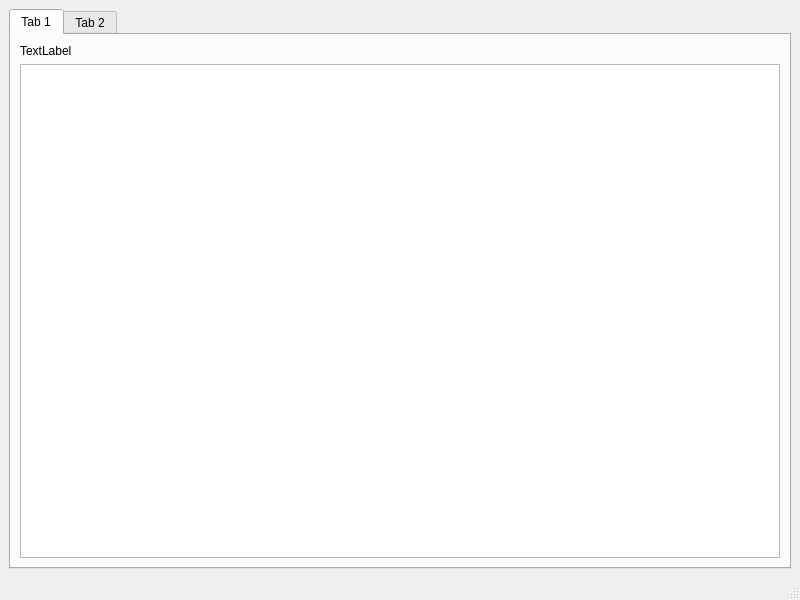
This is mainwindow.ui in a1473838623/learn_English as Qt 5 draws it before an edit. The edited form follows.
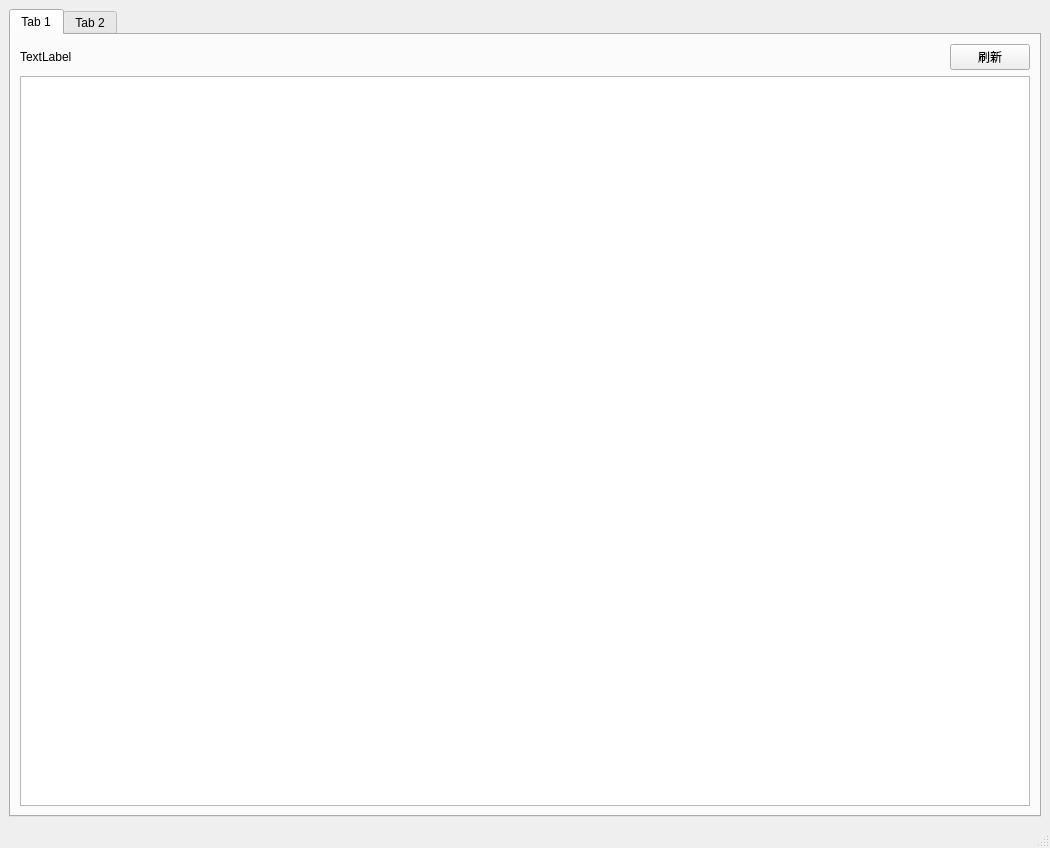
This is the edited form.

```diff
--- a/mainwindow.ui
+++ b/mainwindow.ui
@@ -6,8 +6,8 @@
    <rect>
     <x>0</x>
     <y>0</y>
-    <width>800</width>
-    <height>600</height>
+    <width>1050</width>
+    <height>848</height>
    </rect>
   </property>
   <property name="windowTitle">
@@ -24,15 +24,28 @@
        <attribute name="title">
         <string>Tab 1</string>
        </attribute>
-       <layout class="QVBoxLayout" name="verticalLayout">
-        <item>
+       <layout class="QGridLayout" name="gridLayout_2">
+        <item row="0" column="0">
          <widget class="QLabel" name="label">
           <property name="text">
            <string>TextLabel</string>
           </property>
          </widget>
         </item>
-        <item>
+        <item row="0" column="1">
+         <widget class="QPushButton" name="pushButton">
+          <property name="sizePolicy">
+           <sizepolicy hsizetype="Fixed" vsizetype="Fixed">
+            <horstretch>0</horstretch>
+            <verstretch>0</verstretch>
+           </sizepolicy>
+          </property>
+          <property name="text">
+           <string>刷新</string>
+          </property>
+         </widget>
+        </item>
+        <item row="1" column="0" colspan="2">
          <widget class="QTableView" name="tableView"/>
         </item>
        </layout>
```
Left out of the diff: 6 changed lines with no effect on the pictures.
